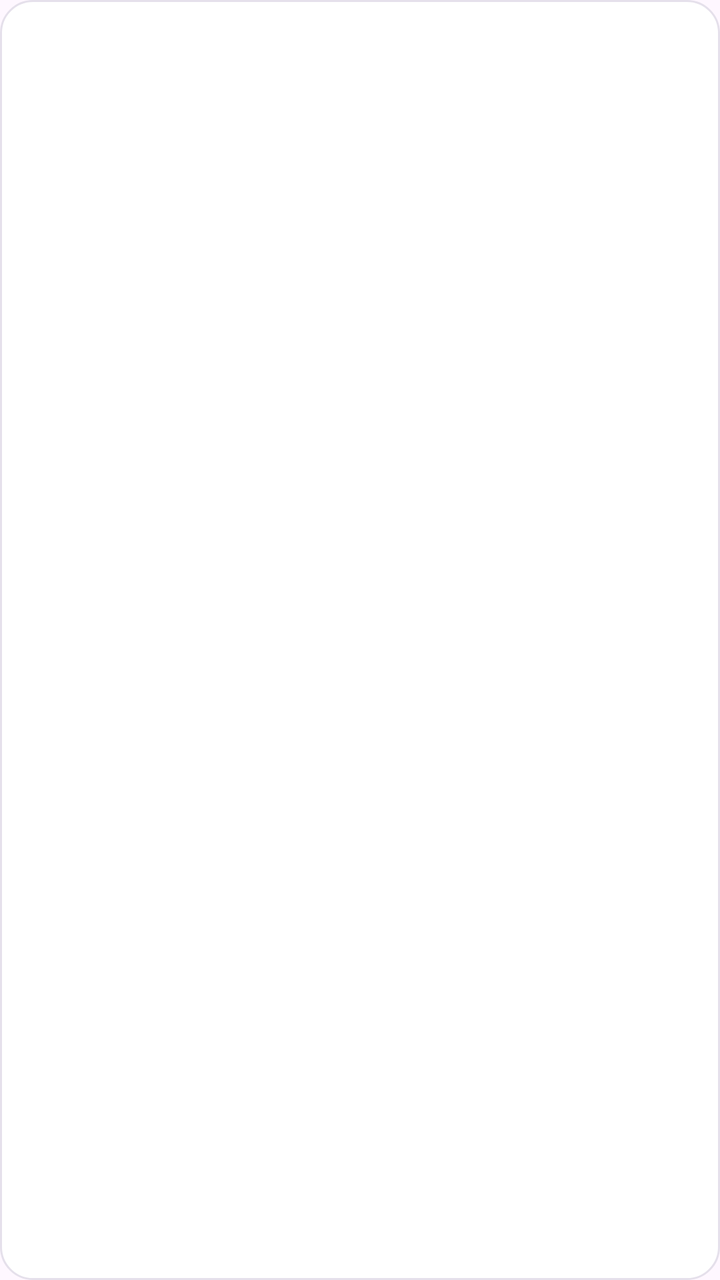
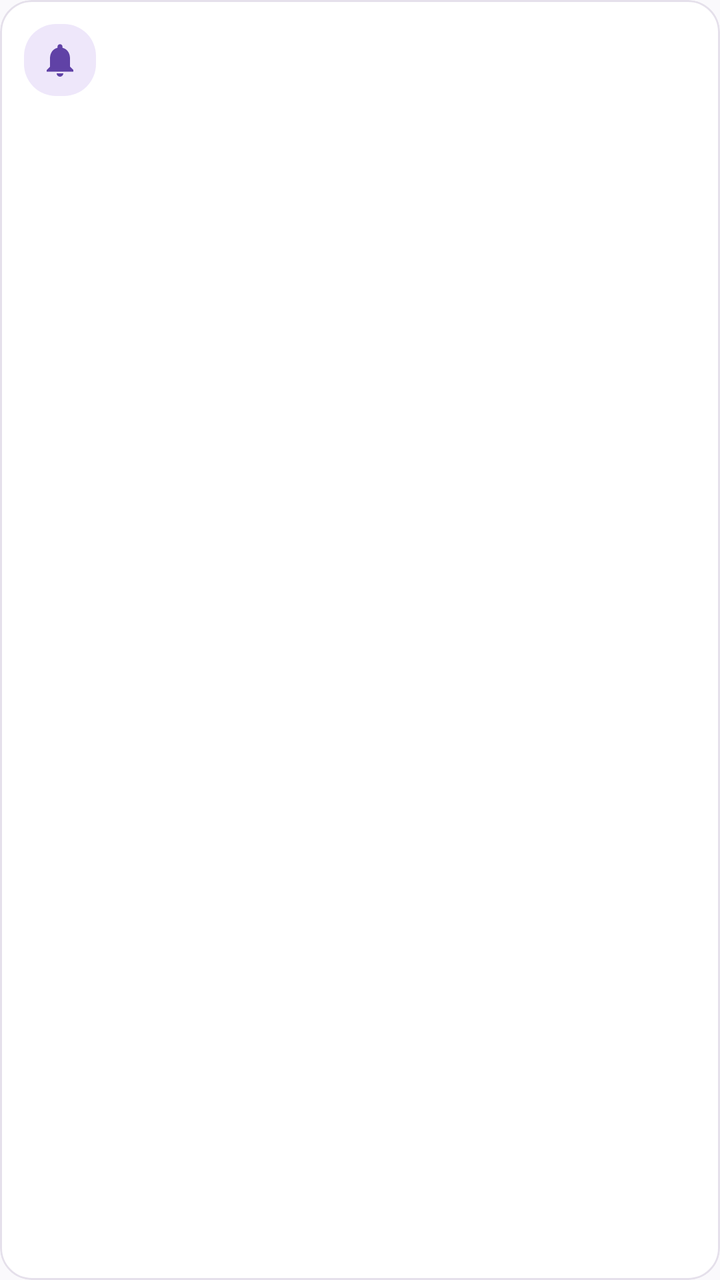

Two renders of the same Android screen: before a commit and after it. Below are the layout's source before the change and the commit's diff.
<!-- AndroidManifest.xml: application theme Theme.ApiMovil -->
<!-- res/layout/item_notificacion.xml -->
<?xml version="1.0" encoding="utf-8"?>
<LinearLayout xmlns:android="http://schemas.android.com/apk/res/android"
    android:layout_width="match_parent"
    android:layout_height="wrap_content"
    android:orientation="vertical"
    android:background="@drawable/bg_tarjeta"
    android:padding="16dp"
    android:layout_marginBottom="12dp">

    <LinearLayout
        android:layout_width="match_parent"
        android:layout_height="wrap_content"
        android:orientation="horizontal"
        android:gravity="center_vertical">

        <TextView
            android:id="@+id/textTituloNotif"
            android:layout_width="0dp"
            android:layout_weight="1"
            android:layout_height="wrap_content"
            android:textStyle="bold"
            android:textSize="15sp"
            android:textColor="@color/texto_principal" />

        <TextView
            android:id="@+id/textHoraNotif"
            android:layout_width="wrap_content"
            android:layout_height="wrap_content"
            android:textSize="12sp"
            android:textColor="@color/texto_secundario" />
    </LinearLayout>

    <TextView
        android:id="@+id/textCuerpoNotif"
        android:layout_width="match_parent"
        android:layout_height="wrap_content"
        android:textSize="13sp"
        android:textColor="@color/texto_secundario"
        android:layout_marginTop="4dp" />

</LinearLayout>
<!-- resources referenced by this layout -->
<resources>
  <color name="texto_principal">#24212D</color>
  <color name="texto_secundario">#706A7A</color>
  <!-- drawable bg_tarjeta (drawable) -->
  <?xml version="1.0" encoding="utf-8"?>
  <shape xmlns:android="http://schemas.android.com/apk/res/android" android:shape="rectangle">
      <solid android:color="@color/blanco" />
      <corners android:radius="16dp" />
      <stroke android:width="1dp" android:color="@color/borde" />
  </shape>
  <style name="Theme.ApiMovil" parent="Theme.Material3.DayNight.NoActionBar">
          <item name="colorPrimary">@color/purple_500</item>
          <item name="colorPrimaryVariant">@color/purple_700</item>
          <item name="colorOnPrimary">@color/white</item>
          <item name="colorSecondary">@color/teal_200</item>
      </style>
  <color name="blanco">#FFFFFF</color>
  <color name="borde">#E5E0EB</color>
  <color name="purple_500">#6042A6</color>
  <color name="purple_700">#342052</color>
  <color name="white">#FFFFFFFF</color>
  <color name="teal_200">#6042A6</color>
</resources>

<!-- the commit's change to res/layout/item_notificacion.xml (unified diff, before → after) -->
@@ -1,41 +1,68 @@
 <?xml version="1.0" encoding="utf-8"?>
-<LinearLayout xmlns:android="http://schemas.android.com/apk/res/android"
+<com.google.android.material.card.MaterialCardView xmlns:android="http://schemas.android.com/apk/res/android"
+    xmlns:app="http://schemas.android.com/apk/res-auto"
     android:layout_width="match_parent"
     android:layout_height="wrap_content"
-    android:orientation="vertical"
-    android:background="@drawable/bg_tarjeta"
-    android:padding="16dp"
-    android:layout_marginBottom="12dp">
+    android:layout_marginBottom="12dp"
+    app:cardBackgroundColor="@color/blanco"
+    app:cardCornerRadius="16dp"
+    app:cardElevation="0dp"
+    app:contentPadding="12dp"
+    app:strokeColor="@color/borde"
+    app:strokeWidth="1dp">
 
     <LinearLayout
         android:layout_width="match_parent"
         android:layout_height="wrap_content"
-        android:orientation="horizontal"
-        android:gravity="center_vertical">
+        android:gravity="top"
+        android:orientation="horizontal">
 
-        <TextView
-            android:id="@+id/textTituloNotif"
+        <ImageView
+            android:layout_width="36dp"
+            android:layout_height="36dp"
+            android:background="@drawable/bg_tarjeta_info"
+            android:contentDescription="@null"
+            android:padding="8dp"
+            android:src="@drawable/ic_bell"
+            app:tint="@color/marca" />
+
+        <LinearLayout
             android:layout_width="0dp"
+            android:layout_height="wrap_content"
+            android:layout_marginStart="12dp"
             android:layout_weight="1"
-            android:layout_height="wrap_content"
-            android:textStyle="bold"
-            android:textSize="15sp"
-            android:textColor="@color/texto_principal" />
+            android:orientation="vertical">
 
-        <TextView
-            android:id="@+id/textHoraNotif"
-            android:layout_width="wrap_content"
-            android:layout_height="wrap_content"
-            android:textSize="12sp"
-            android:textColor="@color/texto_secundario" />
+            <LinearLayout
+                android:layout_width="match_parent"
+                android:layout_height="wrap_content"
+                android:gravity="center_vertical"
+                android:orientation="horizontal">
+
+                <TextView
+                    android:id="@+id/textTituloNotif"
+                    android:layout_width="0dp"
+                    android:layout_height="wrap_content"
+                    android:layout_weight="1"
+                    android:textColor="@color/texto_principal"
+                    android:textSize="15sp"
+                    android:textStyle="bold" />
+
+                <TextView
+                    android:id="@+id/textHoraNotif"
+                    android:layout_width="wrap_content"
+                    android:layout_height="wrap_content"
+                    android:textColor="@color/texto_secundario"
+                    android:textSize="12sp" />
+            </LinearLayout>
+
+            <TextView
+                android:id="@+id/textCuerpoNotif"
+                android:layout_width="match_parent"
+                android:layout_height="wrap_content"
+                android:layout_marginTop="4dp"
+                android:textColor="@color/texto_secundario"
+                android:textSize="13sp" />
+        </LinearLayout>
     </LinearLayout>
-
-    <TextView
-        android:id="@+id/textCuerpoNotif"
-        android:layout_width="match_parent"
-        android:layout_height="wrap_content"
-        android:textSize="13sp"
-        android:textColor="@color/texto_secundario"
-        android:layout_marginTop="4dp" />
-
-</LinearLayout>
+</com.google.android.material.card.MaterialCardView>
<!-- resource entries referenced after the edit -->
@@ -2,24 +2,35 @@
 <resources>
   <color name="texto_principal">#24212D</color>
   <color name="texto_secundario">#706A7A</color>
-  <!-- drawable bg_tarjeta (drawable) -->
+  <!-- drawable bg_tarjeta_info (drawable) -->
   <?xml version="1.0" encoding="utf-8"?>
   <shape xmlns:android="http://schemas.android.com/apk/res/android" android:shape="rectangle">
-      <solid android:color="@color/blanco" />
+      <solid android:color="@color/marca_claro" />
       <corners android:radius="16dp" />
-      <stroke android:width="1dp" android:color="@color/borde" />
   </shape>
-  <style name="Theme.ApiMovil" parent="Theme.Material3.DayNight.NoActionBar">
-          <item name="colorPrimary">@color/purple_500</item>
-          <item name="colorPrimaryVariant">@color/purple_700</item>
-          <item name="colorOnPrimary">@color/white</item>
-          <item name="colorSecondary">@color/teal_200</item>
+  <!-- drawable ic_bell (drawable) -->
+  <?xml version="1.0" encoding="utf-8"?>
+  <vector xmlns:android="http://schemas.android.com/apk/res/android"
+      android:width="24dp" android:height="24dp"
+      android:viewportWidth="24" android:viewportHeight="24"
+      android:tint="#6042A6">
+      <path android:fillColor="#FF000000"
+          android:pathData="M12,22c1.1,0 2,-0.9 2,-2h-4c0,1.1 0.89,2 2,2zM18,16v-5c0,-3.07 -1.64,-5.64 -4.5,-6.32L13.5,4c0,-0.83 -0.67,-1.5 -1.5,-1.5s-1.5,0.67 -1.5,1.5v0.68C7.63,5.36 6,7.92 6,11v5l-2,2v1h16v-1l-2,-2z" />
+  </vector>
+  <style name="Theme.ApiMovil" parent="Theme.MaterialComponents.DayNight.NoActionBar">
+          <item name="colorPrimary">@color/marca</item>
+          <item name="colorPrimaryVariant">@color/marca_oscuro</item>
+          <item name="colorOnPrimary">@color/blanco</item>
+          <item name="colorSecondary">@color/marca_claro</item>
+          <item name="colorOnSecondary">@color/texto_principal</item>
+          <item name="android:windowBackground">@color/fondo</item>
+          <item name="android:statusBarColor">@color/marca_oscuro</item>
       </style>
+  <color name="marca_claro">#EEE7FA</color>
+  <color name="marca_oscuro">#342052</color>
+  <color name="fondo">#FAF9FC</color>
   <color name="blanco">#FFFFFF</color>
   <color name="borde">#E5E0EB</color>
-  <color name="purple_500">#6042A6</color>
-  <color name="purple_700">#342052</color>
-  <color name="white">#FFFFFFFF</color>
-  <color name="teal_200">#6042A6</color>
+  <color name="marca">#6042A6</color>
 </resources>
 
